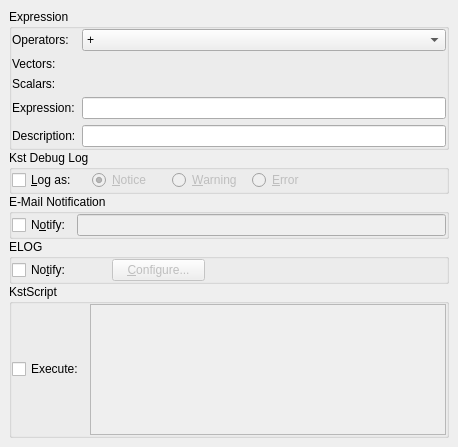
Above: src/libkstapp/eventmonitortab.ui from Kst-plot/kst before the change. Below: the same form after it.
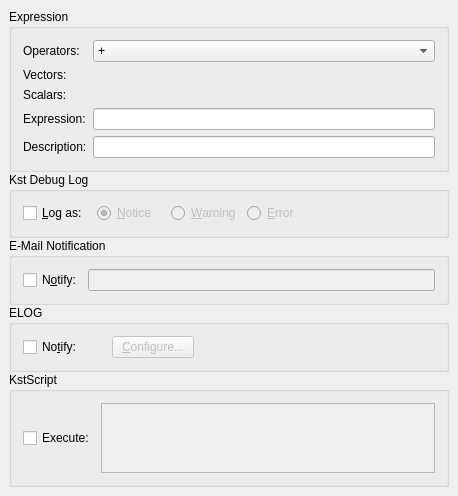
That is the form after the change. Custom widgets are drawn as their Qt base class.

Patch:
```diff
--- a/src/libkstapp/eventmonitortab.ui
+++ b/src/libkstapp/eventmonitortab.ui
@@ -29,9 +29,6 @@
       <string>E-Mail Notification</string>
      </property>
      <layout class="QHBoxLayout">
-      <property name="margin">
-       <number>0</number>
-      </property>
       <item>
        <widget class="QCheckBox" name="_emailNotify">
         <property name="text">
@@ -61,9 +58,6 @@
       <string>Expression</string>
      </property>
      <layout class="QGridLayout">
-      <property name="margin">
-       <number>0</number>
-      </property>
       <item row="1" column="0">
        <widget class="QLabel" name="textLabel2">
         <property name="text">
@@ -318,9 +312,6 @@
       <string>KstScript</string>
      </property>
      <layout class="QHBoxLayout">
-      <property name="margin">
-       <number>0</number>
-      </property>
       <item>
        <widget class="QCheckBox" name="_executeScript">
         <property name="text">
@@ -344,9 +335,6 @@
       <string>ELOG</string>
      </property>
      <layout class="QHBoxLayout">
-      <property name="margin">
-       <number>0</number>
-      </property>
       <item>
        <widget class="QCheckBox" name="_ELOGNotify">
         <property name="text">
@@ -395,9 +383,6 @@
       <string>Kst Debug Log</string>
      </property>
      <layout class="QGridLayout">
-      <property name="margin">
-       <number>0</number>
-      </property>
       <item row="0" column="5">
        <spacer>
         <property name="orientation">
```
